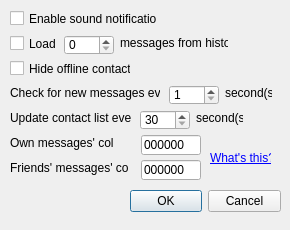
Old version of the form src/ui/configWindow.ui in the repository ilvokhin/oop-project.
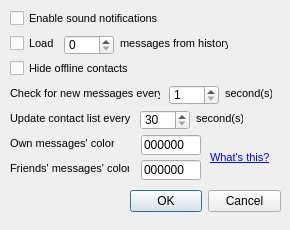
New version of the form.

Commit message: attempt to fix overlapping labels in config window

What changed in the file:
```diff
--- a/src/ui/configWindow.ui
+++ b/src/ui/configWindow.ui
@@ -34,6 +34,11 @@
      <height>17</height>
     </rect>
    </property>
+   <property name="font">
+    <font>
+     <pointsize>8</pointsize>
+    </font>
+   </property>
    <property name="text">
     <string>Hide offline contacts</string>
    </property>
@@ -60,6 +65,11 @@
      <height>17</height>
     </rect>
    </property>
+   <property name="font">
+    <font>
+     <pointsize>8</pointsize>
+    </font>
+   </property>
    <property name="text">
     <string>Enable sound notifications</string>
    </property>
@@ -73,6 +83,11 @@
      <height>16</height>
     </rect>
    </property>
+   <property name="font">
+    <font>
+     <pointsize>8</pointsize>
+    </font>
+   </property>
    <property name="text">
     <string>second(s)</string>
    </property>
@@ -86,6 +101,11 @@
      <height>16</height>
     </rect>
    </property>
+   <property name="font">
+    <font>
+     <pointsize>8</pointsize>
+    </font>
+   </property>
    <property name="text">
     <string>second(s)</string>
    </property>
@@ -99,6 +119,11 @@
      <height>16</height>
     </rect>
    </property>
+   <property name="font">
+    <font>
+     <pointsize>8</pointsize>
+    </font>
+   </property>
    <property name="text">
     <string>Update contact list every</string>
    </property>
@@ -168,6 +193,11 @@
      <height>16</height>
     </rect>
    </property>
+   <property name="font">
+    <font>
+     <pointsize>8</pointsize>
+    </font>
+   </property>
    <property name="text">
     <string>Check for new messages every</string>
    </property>
@@ -181,6 +211,11 @@
      <height>16</height>
     </rect>
    </property>
+   <property name="font">
+    <font>
+     <pointsize>8</pointsize>
+    </font>
+   </property>
    <property name="text">
     <string>&lt;html&gt;&lt;head/&gt;&lt;body&gt;&lt;p&gt;&lt;a href=&quot;http://html-color-codes.info&quot;&gt;&lt;span style=&quot; text-decoration: underline; color:#0000ff;&quot;&gt;What's this?&lt;/span&gt;&lt;/a&gt;&lt;/p&gt;&lt;/body&gt;&lt;/html&gt;</string>
    </property>
@@ -216,6 +251,11 @@
      <height>17</height>
     </rect>
    </property>
+   <property name="font">
+    <font>
+     <pointsize>8</pointsize>
+    </font>
+   </property>
    <property name="text">
     <string>Load</string>
    </property>
@@ -229,6 +269,11 @@
      <height>16</height>
     </rect>
    </property>
+   <property name="font">
+    <font>
+     <pointsize>8</pointsize>
+    </font>
+   </property>
    <property name="text">
     <string>messages from history</string>
    </property>
@@ -267,6 +312,11 @@
      <height>16</height>
     </rect>
    </property>
+   <property name="font">
+    <font>
+     <pointsize>8</pointsize>
+    </font>
+   </property>
    <property name="text">
     <string>Own messages' color:</string>
    </property>
@@ -305,6 +355,11 @@
      <height>16</height>
     </rect>
    </property>
+   <property name="font">
+    <font>
+     <pointsize>8</pointsize>
+    </font>
+   </property>
    <property name="text">
     <string>Friends' messages' color:</string>
    </property>
```
Left out of the diff: 12 changed lines with no effect on the pictures.
